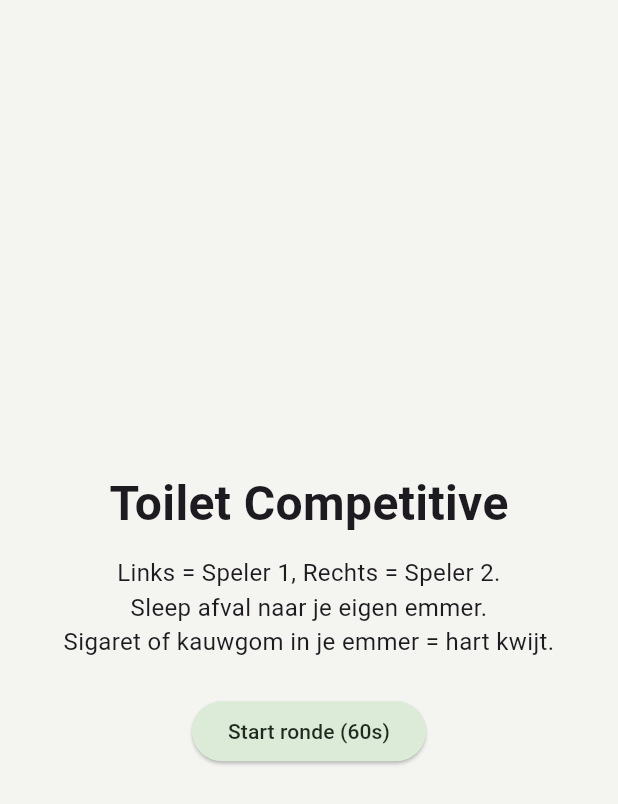
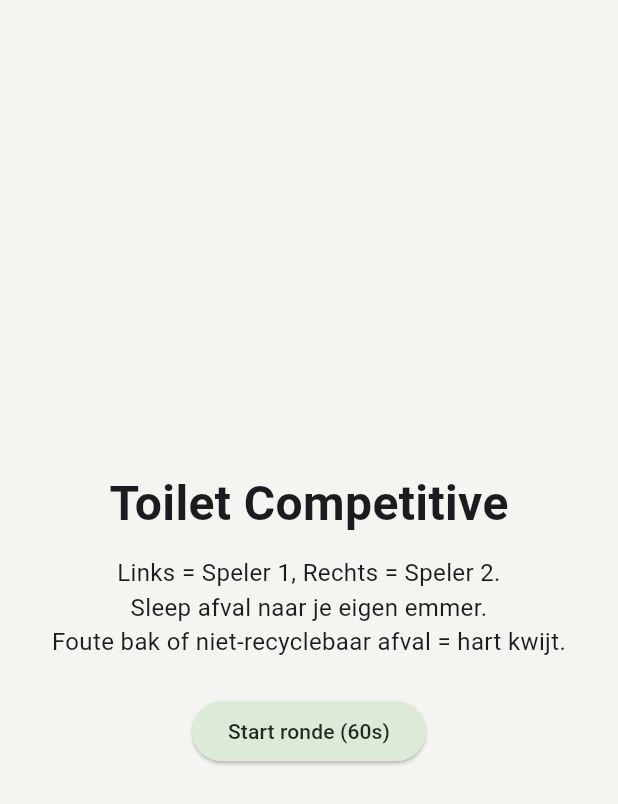
Before and after one commit to marietasvetleva/OntdekFabriek-Festival-Games-App, a Flutter app: the ToiletCompetitivePage screen opened directly, on a phone screen of 412 x 824 dp. Shown: the top 804 px of the screen. Run offline on Flutter 3.47's test engine with Material 3 defaults, Android fonts, the phone set to English and light mode, and no system bars; our stand-ins replace audioplayers, shared_preferences, video_player; missing offline and left inert: mobile_scanner; accounts and stored records are empty.

Commit message:
Update game to support 2 different types of trash

```diff
--- a/lib/features/ToiletCompetitive/toiletC_models.dart
+++ b/lib/features/ToiletCompetitive/toiletC_models.dart
@@ -1,12 +1,27 @@
 enum CompetitivePlayerId { p1, p2 }
 
+/// The bin assigned to a player for this round.
+enum BinType {
+  organic,
+  recycling,
+}
+
+/// Trash category used for game rules.
+enum WasteType {
+  organic,
+  recycling,
+  unrecyclable,
+}
+
 enum CompetitiveItemType {
-  bananaPeel, //good
-  leaf, //good
-  compost, //good
-  sawdust, //good
-  cigaretteBud, //bad
-  gum, //bad
+  cigaretteBud,
+  gum,
+  bananaPeel,
+  appleCore,
+  leaf,
+  metalCan,
+  juiceBox,
+  waterBottle,
 }
 
 /// Result of a player trying to deposit an item.
@@ -27,6 +42,10 @@ class GameConfig {
   final int pointsCorrect;
   final int penaltyWrong;
   final int penaltyMissed;
+  final BinType playerOneBin;
+  final BinType playerTwoBin;
+  final double organicSpawnShare;
+  final double recyclingSpawnShare;
 
   const GameConfig({
     this.gameDurationSec = 60,
@@ -38,12 +57,17 @@ class GameConfig {
     this.pointsCorrect = 1,
     this.penaltyWrong = 1,
     this.penaltyMissed = 0,
+    this.playerOneBin = BinType.organic,
+    this.playerTwoBin = BinType.recycling,
+    this.organicSpawnShare = 0.45,
+    this.recyclingSpawnShare = 0.45,
   });
 }
 
 /// Runtime player stats for the competitive round.
 class CompetitivePlayerState {
   final CompetitivePlayerId id;
+  final BinType binType;
   int lives;
   int score;
   int correct;
@@ -51,6 +75,7 @@ class CompetitivePlayerState {
 
   CompetitivePlayerState({
     required this.id,
+    required this.binType,
     required this.lives,
     this.score = 0,
     this.correct = 0,
--- a/lib/features/ToiletCompetitive/toiletC_page.dart
+++ b/lib/features/ToiletCompetitive/toiletC_page.dart
@@ -36,10 +36,21 @@ class _ToiletCompetitivePageState extends State<ToiletCompetitivePage> {
 
   static const String _bgAsset = 'assets/ToiletCompetitive/bg.png';
   static const String _bucketAssetLeft = 'assets/ToiletCompetitive/bucket_left.png';
-  static const String _bucketAssetRight =
-      'assets/ToiletCompetitive/bucket_right.png';
-  static const String _goodTrashAsset = 'assets/ToiletCompetitive/good_trash.png';
-  static const String _badTrashAsset = 'assets/ToiletCompetitive/cigarette.png';
+  static const String _bucketAssetRight = 'assets/ToiletCompetitive/bucket_right.png';
+  static const String _cigaretteAsset =
+      'assets/ToiletCompetitive/items/cigarette_bud.png';
+  static const String _gumAsset = 'assets/ToiletCompetitive/items/gum.png';
+  static const String _bananaPeelAsset =
+      'assets/ToiletCompetitive/items/banana_peel.png';
+  static const String _appleCoreAsset =
+      'assets/ToiletCompetitive/items/apple_core.png';
+  static const String _leafAsset = 'assets/ToiletCompetitive/items/leaf.png';
+  static const String _metalCanAsset =
+      'assets/ToiletCompetitive/items/metal_can.png';
+  static const String _juiceBoxAsset =
+      'assets/ToiletCompetitive/items/juice_box.png';
+  static const String _waterBottleAsset =
+      'assets/ToiletCompetitive/items/water_bottle.png';
 
   static const String _sfxGoodCatch =
       'https://assets.mixkit.co/active_storage/sfx/270/270-preview.mp3';
@@ -195,13 +206,50 @@ class _ToiletCompetitivePageState extends State<ToiletCompetitivePage> {
   String _assetForType(CompetitiveItemType type) {
     switch (type) {
       case CompetitiveItemType.cigaretteBud:
+        return _cigaretteAsset;
       case CompetitiveItemType.gum:
-        return _badTrashAsset;
+        return _gumAsset;
       case CompetitiveItemType.bananaPeel:
+        return _bananaPeelAsset;
+      case CompetitiveItemType.appleCore:
+        return _appleCoreAsset;
       case CompetitiveItemType.leaf:
-      case CompetitiveItemType.compost:
-      case CompetitiveItemType.sawdust:
-        return _goodTrashAsset;
+        return _leafAsset;
+      case CompetitiveItemType.metalCan:
+        return _metalCanAsset;
+      case CompetitiveItemType.juiceBox:
+        return _juiceBoxAsset;
+      case CompetitiveItemType.waterBottle:
+        return _waterBottleAsset;
+    }
+  }
+
+  Color _bubbleColorForType(CompetitiveItemType type) {
+    switch (_logic.wasteTypeForItem(type)) {
+      case WasteType.organic:
+        return const Color(0xFF7CCB63);
+      case WasteType.recycling:
+        return const Color(0xFF7DB7F4);
+      case WasteType.unrecyclable:
+        return const Color(0xFFC88D7A);
+    }
+  }
+
+  Color _binTintFor(BinType binType) {
+    switch (binType) {
+      case BinType.organic:
+        return const Color(0xFFAEDC9B);
+      case BinType.recycling:
+        return const Color(0xFFFFC16A);
+    }
+  }
+
+  String _binLabelFor(BinType binType) {
+    switch (binType) {
+      case BinType.organic:
+        return 'ORGANIC';
+      case BinType.recycling:
+        return 'RECYCLING';
     }
   }
 
@@ -383,9 +431,7 @@ class _ToiletCompetitivePageState extends State<ToiletCompetitivePage> {
             path: _assetForType(item.type),
             width: sz,
             height: sz,
-            fallbackColor: _logic.isGoodItem(item.type)
-                ? const Color(0xFFDCD3A6)
-                : const Color(0xFFC88D7A),
+            fallbackColor: _bubbleColorForType(item.type),
             shape: BoxShape.circle,
           ),
         ),
@@ -408,9 +454,7 @@ class _ToiletCompetitivePageState extends State<ToiletCompetitivePage> {
             path: _assetForType(item.type),
             width: sz,
             height: sz,
-            fallbackColor: _logic.isGoodItem(item.type)
-                ? const Color(0xFFDCD3A6)
-                : const Color(0xFFC88D7A),
+            fallbackColor: _bubbleColorForType(item.type),
             shape: BoxShape.circle,
           ),
         ),
@@ -446,7 +490,7 @@ class _ToiletCompetitivePageState extends State<ToiletCompetitivePage> {
                 const Text(
                   'Links = Speler 1, Rechts = Speler 2.\n'
                   'Sleep afval naar je eigen emmer.\n'
-                  'Sigaret of kauwgom in je emmer = hart kwijt.',
+                  'Foute bak of niet-recyclebaar afval = hart kwijt.',
                   textAlign: TextAlign.center,
                   style: TextStyle(fontSize: 16),
                 ),
@@ -551,21 +595,53 @@ class _ToiletCompetitivePageState extends State<ToiletCompetitivePage> {
               Positioned(
                 left: p1Bucket.left,
                 top: p1Bucket.top,
-                child: _imageOrFallback(
+                child: Stack(
+                  alignment: Alignment.center,
+                  children: [
+                    _imageOrFallback(
                       path: _bucketAssetLeft,
                       width: p1Bucket.width,
                       height: p1Bucket.height,
-                  fallbackColor: const Color(0xFFCFE7CF),
+                      fallbackColor: _binTintFor(p1.binType),
+                    ),
+                    Positioned(
+                      top: 8,
+                      child: Text(
+                        _binLabelFor(p1.binType),
+                        style: const TextStyle(
+                          fontSize: 10,
+                          fontWeight: FontWeight.w700,
+                          color: Color(0xFF1E2A1F),
+                        ),
+                      ),
+                    ),
+                  ],
                 ),
               ),
               Positioned(
                 left: p2Bucket.left,
                 top: p2Bucket.top,
-                child: _imageOrFallback(
+                child: Stack(
+                  alignment: Alignment.center,
+                  children: [
+                    _imageOrFallback(
                       path: _bucketAssetRight,
                       width: p2Bucket.width,
                       height: p2Bucket.height,
-                  fallbackColor: const Color(0xFFCFE7CF),
+                      fallbackColor: _binTintFor(p2.binType),
+                    ),
+                    Positioned(
+                      top: 8,
+                      child: Text(
+                        _binLabelFor(p2.binType),
+                        style: const TextStyle(
+                          fontSize: 10,
+                          fontWeight: FontWeight.w700,
+                          color: Color(0xFF1E2A1F),
+                        ),
+                      ),
+                    ),
+                  ],
                 ),
               ),
               Positioned(
```
Also changed, not shown: lib/features/ToiletCompetitive/toiletC_logic.dart (+59 -17 lines). Lines whose indentation alone changed are shown as unchanged.
